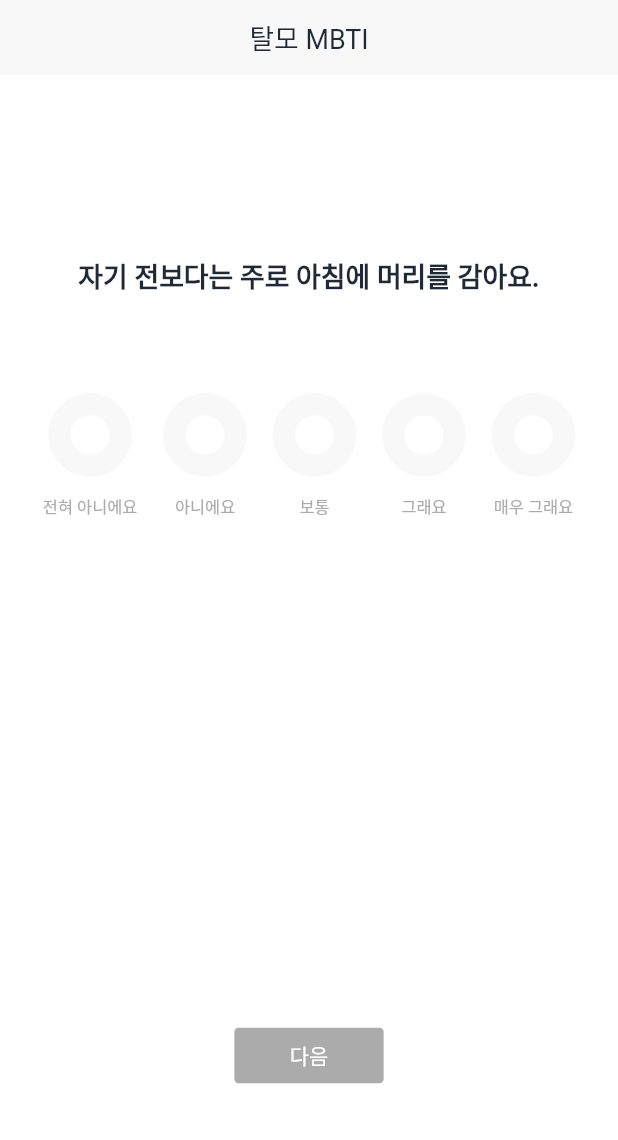
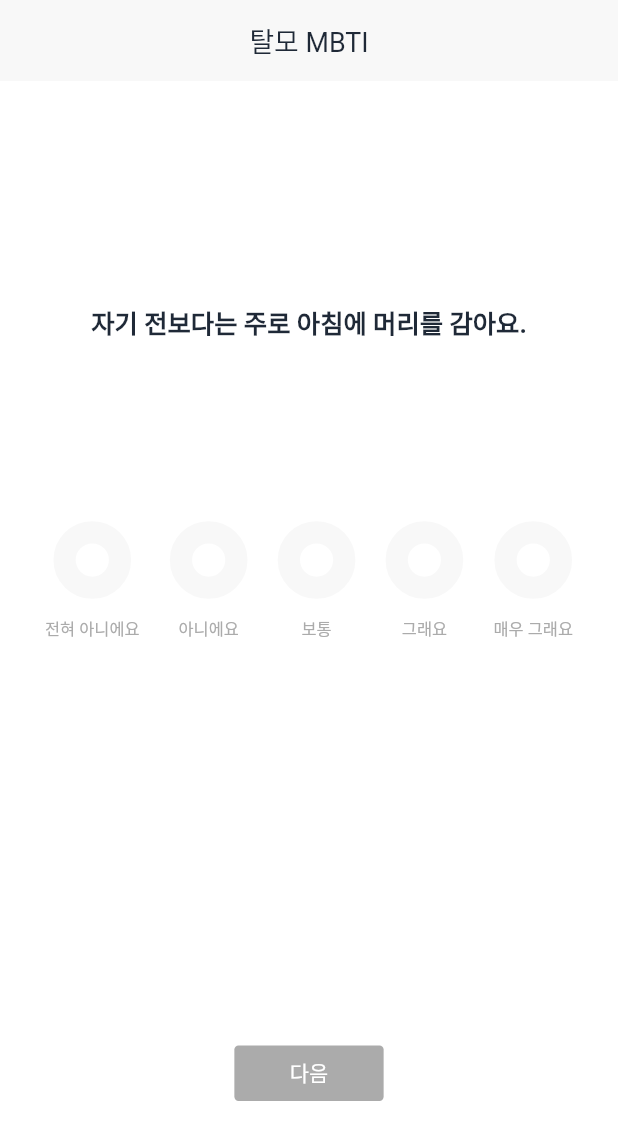
Before and after one commit to jeong-u-jeong/bayabas.me, a Flutter app: the DiagnosisMbti screen opened directly, on a phone screen of 412 x 824 dp. Shown: the top 1140 px of the screen. Run offline on Flutter 3.47's test engine with Material 2 defaults, Android fonts, the phone set to English and light mode, and no system bars; our stand-ins replace dotted_border, flutter_screenutil, get.

Commit message:
라우터 수정

```diff
--- a/lib/page/diagnosis_condition.dart
+++ b/lib/page/diagnosis_condition.dart
@@ -206,7 +206,7 @@ class _DiagnosisConditionState extends State<DiagnosisCondition> {
               // --------------Header-----------------
               Container(
                 width: double.infinity,
-                height: 54.h,
+                height: 54,
                 color: GlobalStyle.background_gray,
                 child: Center(
                   child: Text('내 두피상태 진단',
@@ -228,11 +228,10 @@ class _DiagnosisConditionState extends State<DiagnosisCondition> {
                         child: Container(
                           padding: EdgeInsets.only(top: 110.h),
                           child: Column(
-                            crossAxisAlignment: CrossAxisAlignment.start,
                             children: [
                               Text(contentsList[1], //질문
                                 style: TextStyle(
-                                    fontSize: 18.sp,
+                                    fontSize: 17.sp,
                                     color: GlobalStyle.dark,
                                     fontWeight: FontWeight.w600
                                 ),
@@ -240,11 +239,11 @@ class _DiagnosisConditionState extends State<DiagnosisCondition> {
                               Container(height: 26.h,),
                               Text(subContentsList[1],//서브 질문
                                 style: TextStyle(
-                                    fontSize: 18.sp,
+                                    fontSize: 17.sp,
                                     color: GlobalStyle.dark
                                 ),
                               ),
-                              Container(height: 70.h,),
+                              Container(height: 100.h,),
                               //체크박스
                               Container(
                                 child: Row(
@@ -326,7 +325,7 @@ class _DiagnosisConditionState extends State<DiagnosisCondition> {
                       GestureDetector(
                         onTap: (){},
                         child: Container(
-                          margin: EdgeInsets.only(bottom: 110.h,),
+                          margin: const EdgeInsets.only(bottom: 90),
                           width: 100.w,
                           height: 40.h,
                           decoration: BoxDecoration(
@@ -381,8 +380,8 @@ class _CheckCircularState extends State<CheckCircular> {
         GestureDetector(
           onTap: widget.checktap,
           child: Container(
-            width: Get.width > 414 ? 13.w : 56.w,
-            height: Get.width > 414 ? 13.w : 56.w,
+            width: Get.width > 414 ? 13.w : 52.w,
+            height: Get.width > 414 ? 13.w : 52.w,
             decoration: BoxDecoration(
                 border: Border.all(
                   color: widget.color,
--- a/lib/page/diagnosis_mbti.dart
+++ b/lib/page/diagnosis_mbti.dart
@@ -219,7 +219,7 @@ class _DiagnosisMbtiState extends State<DiagnosisMbti> {
               // --------------Header-----------------
               Container(
                 width: double.infinity,
-                height: 54.h,
+                height: 54,
                 color: GlobalStyle.background_gray,
                 child: Center(
                   child: Text('탈모 MBTI',
@@ -239,17 +239,17 @@ class _DiagnosisMbtiState extends State<DiagnosisMbti> {
                       // 질문
                       Expanded(
                         child: Container(
-                          padding: EdgeInsets.only(top: 130.h),
+                          padding: EdgeInsets.only(top: 160.h),
                           child: Column(
                             children: [
                               Text(contentsList[1], //질문
                                 style: TextStyle(
-                                    fontSize: 18.sp,
+                                    fontSize: 17.sp,
                                     color: GlobalStyle.dark,
                                     fontWeight: FontWeight.w600
                                 ),
                               ),
-                              Container(height: 70.h,),
+                              Container(height: 130.h,),
                               //체크박스
                               Container(
                                 child: Row(
@@ -331,7 +331,7 @@ class _DiagnosisMbtiState extends State<DiagnosisMbti> {
                       GestureDetector(
                         onTap: (){},
                         child: Container(
-                          margin: EdgeInsets.only(bottom: 110.h,),
+                          margin: const EdgeInsets.only(bottom: 90),
                           width: 100.w,
                           height: 40.h,
                           decoration: BoxDecoration(
--- a/lib/page/step_2_diagnosis.dart
+++ b/lib/page/step_2_diagnosis.dart
@@ -81,7 +81,7 @@ class _StepTwoState extends State<StepTwo> {
         appBar: AppBar(
           elevation: 0,
           backgroundColor: GlobalStyle.transparent,
-          leading: Icon(Icons.arrow_back_ios_new_rounded, color: GlobalStyle.gray,),
+          // leading: Icon(Icons.arrow_back_ios_new_rounded, color: GlobalStyle.gray,),
         ),
         body: Padding(
           padding: EdgeInsets.symmetric(horizontal: 25.w),
--- a/pubspec.yaml
+++ b/pubspec.yaml
@@ -49,6 +49,9 @@ dev_dependencies:
   # package. See that file for information about deactivating specific lint
   # rules and activating additional ones.
   flutter_lints: ^2.0.0
+  get_it:
+  flutter_web_plugins:
+    sdk: flutter
 
   # API
   get:
```
Also changed, not shown: lib/main.dart (+7 -5 lines), pubspec.lock.
